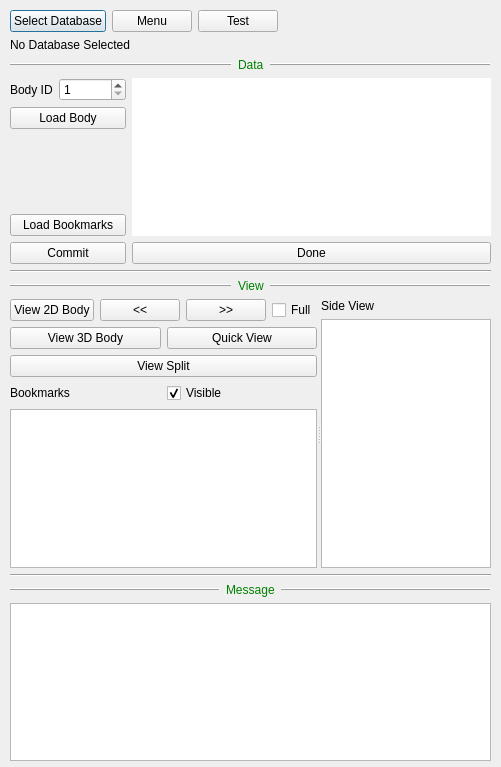
Old version of the form neurolabi/gui/flyembodysplitprojectdialog.ui in the repository janelia-flyem/NeuTu.
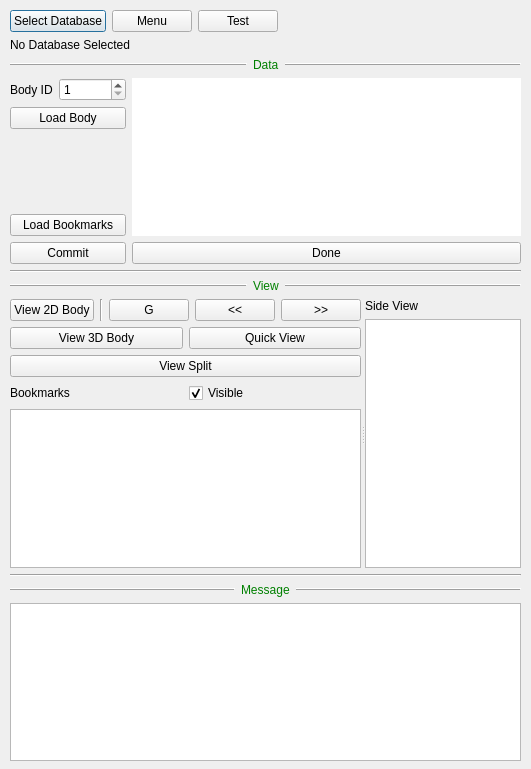
New version of the form.

What changed in the file:
```diff
--- a/neurolabi/gui/flyembodysplitprojectdialog.ui
+++ b/neurolabi/gui/flyembodysplitprojectdialog.ui
@@ -6,8 +6,8 @@
    <rect>
     <x>0</x>
     <y>0</y>
-    <width>501</width>
-    <height>767</height>
+    <width>531</width>
+    <height>769</height>
    </rect>
   </property>
   <property name="sizePolicy">
@@ -24,7 +24,7 @@
     <rect>
      <x>10</x>
      <y>10</y>
-     <width>481</width>
+     <width>511</width>
      <height>751</height>
     </rect>
    </property>
@@ -290,6 +290,23 @@
                 </property>
                </widget>
               </item>
+              <item>
+               <widget class="Line" name="line_3">
+                <property name="orientation">
+                 <enum>Qt::Vertical</enum>
+                </property>
+               </widget>
+              </item>
+              <item>
+               <widget class="QPushButton" name="fullGrayscalePushButton">
+                <property name="toolTip">
+                 <string>Full Grayscale</string>
+                </property>
+                <property name="text">
+                 <string>G</string>
+                </property>
+               </widget>
+              </item>
               <item>
                <widget class="QPushButton" name="prevPushButton">
                 <property name="text">
@@ -304,13 +321,6 @@
                 </property>
                </widget>
               </item>
-              <item>
-               <widget class="QCheckBox" name="fullGrayscaleCheckBox">
-                <property name="text">
-                 <string>Full</string>
-                </property>
-               </widget>
-              </item>
               <item>
                <spacer name="horizontalSpacer_2">
                 <property name="orientation">
```
